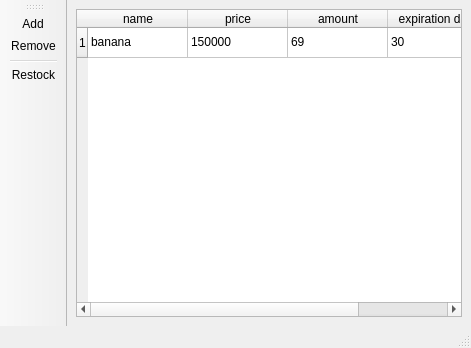
Before: the Qt Designer form inventorywindow.ui in Mr-Se7en/QT_Local_shop, drawn with Qt 5.
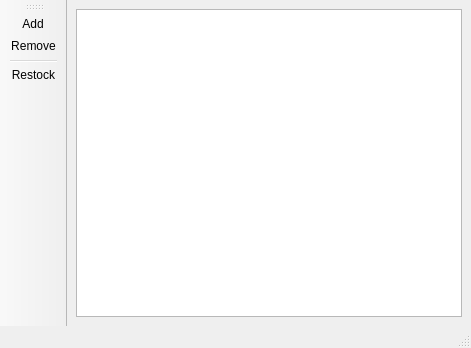
After: the same form once the commit is applied. Icons and pictures are not drawn.

Diff of the .ui file:
```diff
--- a/inventorywindow.ui
+++ b/inventorywindow.ui
@@ -22,53 +22,7 @@
   <widget class="QWidget" name="centralwidget">
    <layout class="QVBoxLayout" name="verticalLayout">
     <item>
-     <widget class="QTableWidget" name="tableWidget">
-      <row>
-       <property name="text">
-        <string>1</string>
-       </property>
-      </row>
-      <column>
-       <property name="text">
-        <string>name</string>
-       </property>
-      </column>
-      <column>
-       <property name="text">
-        <string>price</string>
-       </property>
-      </column>
-      <column>
-       <property name="text">
-        <string>amount</string>
-       </property>
-      </column>
-      <column>
-       <property name="text">
-        <string>expiration date</string>
-       </property>
-      </column>
-      <item row="0" column="0">
-       <property name="text">
-        <string>banana</string>
-       </property>
-      </item>
-      <item row="0" column="1">
-       <property name="text">
-        <string>150000</string>
-       </property>
-      </item>
-      <item row="0" column="2">
-       <property name="text">
-        <string>69</string>
-       </property>
-      </item>
-      <item row="0" column="3">
-       <property name="text">
-        <string>30</string>
-       </property>
-      </item>
-     </widget>
+     <widget class="QTableView" name="tableView"/>
     </item>
    </layout>
   </widget>
```
